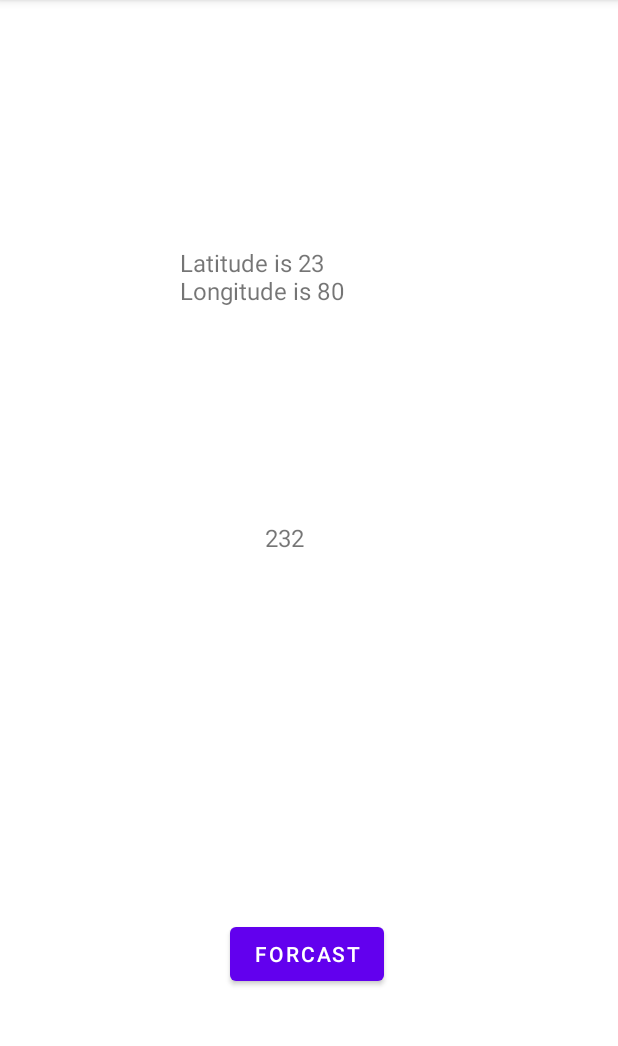
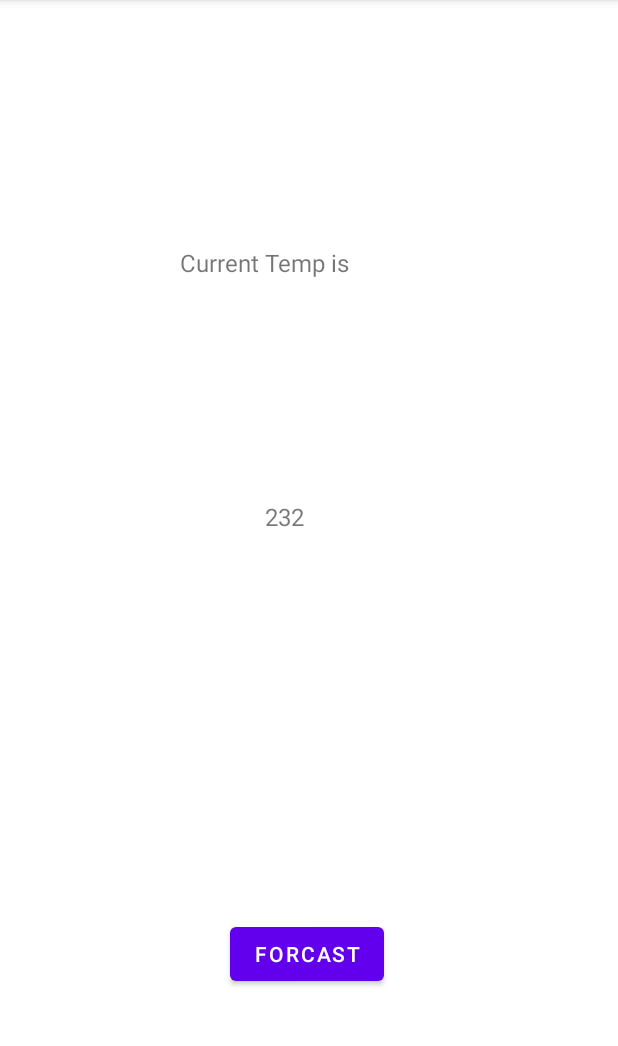
Before and after one commit to gaurishankar9793/Weather_App, an Android app: the fragment CurrFragment shown on its own in the app's theme, on a phone screen of 412 x 824 dp, the part 84-1130 px from its top. Run offline under Robolectric (Android 15) with nearby library versions, the phone set to English and light mode, and no system bars.

Commit message:
Location check added SharedPref Removed

```diff
--- a/app/src/main/java/com/example/weatherapp/Fragments/CurrFragment.kt
+++ b/app/src/main/java/com/example/weatherapp/Fragments/CurrFragment.kt
@@ -1,6 +1,5 @@
 package com.example.weatherapp.Fragments
 
-import android.content.Context
 import android.os.Bundle
 import android.view.LayoutInflater
 import android.view.View
@@ -9,8 +8,8 @@ import android.widget.Button
 import android.widget.TextView
 import android.widget.Toast
 import androidx.fragment.app.Fragment
+import androidx.fragment.app.activityViewModels
 import androidx.lifecycle.Observer
-import androidx.lifecycle.ViewModelProvider
 import androidx.navigation.fragment.findNavController
 import com.example.weatherapp.MainViewModel
 import com.example.weatherapp.R
@@ -19,10 +18,7 @@ import com.example.weatherapp.R
 class CurrFragment : Fragment() {
     private var lat: Int = 232
     private var lon: Int = 0
-    private val appid: String = "7ebaa839de68b76f9dfa66d483132d8a"
-    //  private lateinit var fusedLocationClient: FusedLocationProviderClient
-    private lateinit var viewModel :MainViewModel
-
+    private val viewModel: MainViewModel by activityViewModels()
 
 
     override fun onCreate(savedInstanceState: Bundle?) {
@@ -33,30 +29,22 @@ class CurrFragment : Fragment() {
         super.onViewCreated(view, savedInstanceState)
         val forcastButton: Button = view.findViewById(R.id.button)
         val temperatureView: TextView = view.findViewById(R.id.textView2)
-        val headerView : TextView = view.findViewById(R.id.textView)
-        viewModel =  ViewModelProvider(this).get(MainViewModel::class.java)
+
+
 
         viewModel.currentResponse.observe(viewLifecycleOwner, Observer {
             Toast.makeText(requireContext(), it.toString(), Toast.LENGTH_SHORT).show()
-                   temperatureView.text = ("Current Temp:" +ktoC(it.main.temp) +"\n"
-                           +"Min temp :" + ktoC(it.main.temp_min) +"\n"+"Max temp :" +ktoC(it.main.temp_max)
-              +"\n"+ "Description " + it.weather[0].description+"\n")
+            temperatureView.text = ("Current Temp:" + ktoC(it.main.temp) + "\n"
+                    + "Min temp :" + ktoC(it.main.temp_min) + "\n" + "Max temp :" + ktoC(it.main.temp_max)
+                    + "\n" + "Description " + it.weather[0].description + "\n")
 //
         }
         )
         temperatureView.text = lat.toString()
-        val sharedPref = activity?.getSharedPreferences(
-            getString(R.string.sharedpref), Context.MODE_PRIVATE
-        )
-        val lat = sharedPref?.getInt("lat",23)
-        val lon =sharedPref?.getInt("lon",80)
-        var toastString  =( "Latitude is "+
-                lat.toString() +"\n" + "Longitude is "
-                +lon.toString())
-        headerView.text = toastString
-        if (lat != null && lon!=null) {
-            viewModel.current(lat, lon, appid)
-        }
+
+
+        viewModel.current()
+
 
 
 
@@ -72,6 +60,7 @@ class CurrFragment : Fragment() {
         // Inflate the layout for this fragment
         return inflater.inflate(R.layout.fragment_curr, container, false)
     }
+
     private fun ktoC(temp: Double): String {
         return (temp - 273.15).toFloat().toString().trim()
     }
--- a/app/src/main/java/com/example/weatherapp/MainViewModel.kt
+++ b/app/src/main/java/com/example/weatherapp/MainViewModel.kt
@@ -1,5 +1,7 @@
 package com.example.weatherapp
 
+import android.app.Application
+import androidx.lifecycle.AndroidViewModel
 import androidx.lifecycle.LiveData
 import androidx.lifecycle.MutableLiveData
 import androidx.lifecycle.ViewModel
@@ -10,17 +12,28 @@ import retrofit2.Call
 import retrofit2.Callback
 import retrofit2.Response
 
-class MainViewModel( ) :ViewModel() {
-
+class MainViewModel(application: Application) :AndroidViewModel(application) {
+    private val appid: String = "7ebaa839de68b76f9dfa66d483132d8a"
     val errorMessage = MutableLiveData<String>()
     private val _currentResponse: MutableLiveData<CurrentResponse> = MutableLiveData()
     val currentResponse: LiveData<CurrentResponse>
         get() = _currentResponse
 
-    fun current( lat:Int,lon :Int,appid: String) {
+    var lat :Int = 0
+    fun setLatitude(field : Int)
+    {
+        this.lat = field
+    }
+
+    var lon :Int = 0
+    fun setLongitude(field : Int)
+    {
+        this.lon = field
+    }
 
 
 
+    fun current() {
             val response = ApiRepository.getCurrent(lat, lon, appid)
             response.enqueue(object : Callback<CurrentResponse> {
                 override fun onResponse(call: Call<CurrentResponse>, response: Response<CurrentResponse>) {
@@ -39,7 +52,7 @@ class MainViewModel( ) :ViewModel() {
     val forcastResponse: LiveData<ForcastResponse>
         get() = _forcastResponse
 
-    fun forecast( lat:Int,lon :Int,appid: String) {
+    fun forecast() {
 
 
 
--- a/app/src/main/java/com/example/weatherapp/networkcalls/CurrentApi.kt
+++ b/app/src/main/java/com/example/weatherapp/networkcalls/CurrentApi.kt
@@ -29,10 +29,5 @@ interface CurrentApi {
         @Query("appid") appid: String,
     ): Call<ForcastResponse>
 
-    companion object {
-
-
-
-    }
 
 }
```
Also changed, not shown: app/src/main/java/com/example/weatherapp/Fragments/ForecastFragment.kt (+9 -21 lines), app/src/main/java/com/example/weatherapp/MainActivity.kt (+15 -21 lines).
